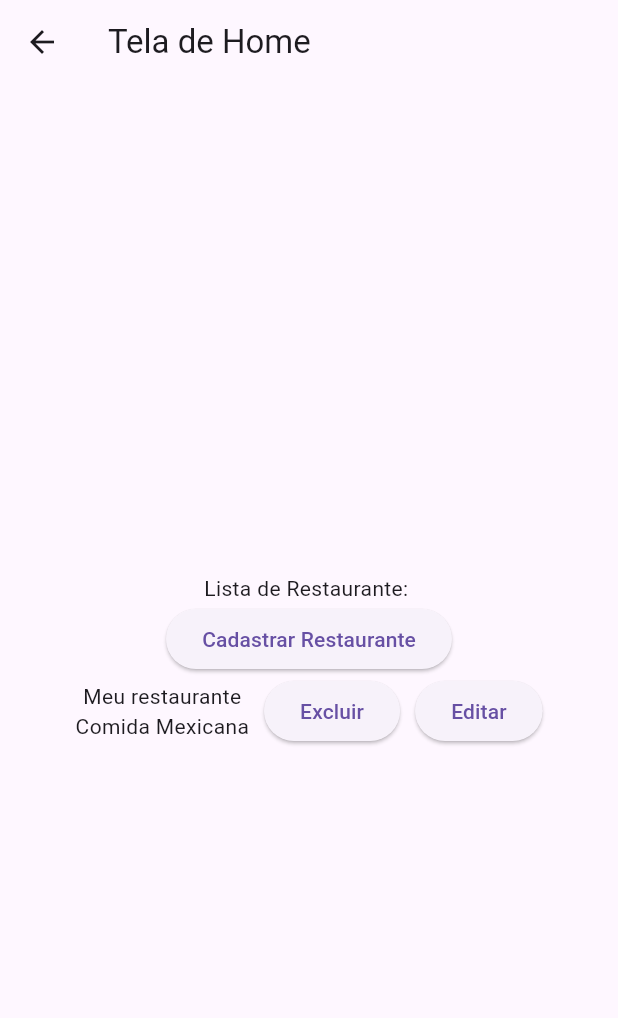
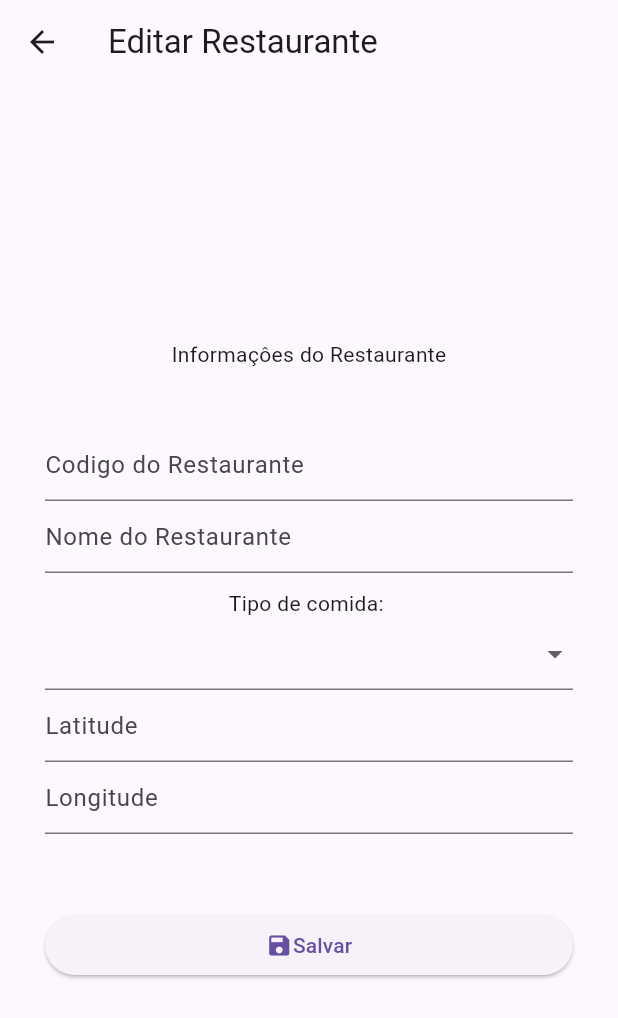
Before and after one commit to RobsonSilva19/mimpedir, a Flutter app: the TelaHome screen opened directly, after a tap on "Editar", on a phone screen of 412 x 824 dp. Shown: the top 1018 px of the screen. Run offline on Flutter 3.47's test engine with Material 3 defaults, Android fonts, the phone set to English and light mode, and no system bars; our stand-ins replace sqflite; accounts and stored records are empty.

Commit message:
criando a tela de Editar restaurante

```diff
--- /dev/null
+++ b/lib/tela_editar_restaurante.dart
@@ -0,0 +1,57 @@
+import 'package:flutter/material.dart';
+
+class TelaEditarRestaurante extends StatelessWidget {
+  TelaEditarRestaurante({super.key});
+
+  @override
+  Widget build(BuildContext context) {
+    return Scaffold(
+      appBar: AppBar(title: const Text("Editar Restaurante")),
+      body: Padding(padding: const EdgeInsets.all(30),
+        child: Column(
+          mainAxisAlignment: MainAxisAlignment.center,
+          children: [
+            Text("Informaçôes do Restaurante"),
+            SizedBox(height: 40),
+            TextFormField(
+              decoration: const InputDecoration(
+                  hintText: 'Codigo do Restaurante'),
+              validator: (String? value) {},
+            ),
+            TextFormField(
+              decoration: const InputDecoration(
+                  hintText: 'Nome do Restaurante'),
+              validator: (String? value) {},
+            ),
+            SizedBox(height: 10),
+            Text("Tipo de comida: "),
+            DropdownButtonFormField(
+                items: [
+                  DropdownMenuItem(value: "Japonesa", child: Text("Japonesa")),
+                  DropdownMenuItem(value: "Italiana", child: Text("Italiana")),
+                  DropdownMenuItem(
+                      value: "Brasileira", child: Text("Brasileira")),
+                ],
+                onChanged: (value) {}),
+            TextFormField(
+              decoration: const InputDecoration(hintText: 'Latitude'),
+              validator: (String? value) {},
+            ),
+            TextFormField(
+              decoration: const InputDecoration(hintText: 'Longitude'),
+              validator: (String? value) {},
+            ),
+            SizedBox(height: 50),
+            ElevatedButton(onPressed: () {}, child: Row(
+              mainAxisAlignment: MainAxisAlignment.center,
+              children: [
+                Icon(Icons.save),
+                Text("Salvar")
+              ],
+            ))
+          ],
+        ),
+      ),
+    );
+  }
+}
--- a/lib/tela_home.dart
+++ b/lib/tela_home.dart
@@ -1,5 +1,6 @@
 import 'package:flutter/material.dart';
 import 'package:mimpedir1/tela_cad_restaurante.dart';
+import 'package:mimpedir1/tela_editar_restaurante.dart';
 
 class TelaHome extends StatelessWidget{
   TelaHome({super.key});
@@ -28,7 +29,9 @@ class TelaHome extends StatelessWidget{
                 SizedBox(width: 10),
                 ElevatedButton(onPressed: (){}, child: Text("Excluir")),
                 SizedBox(width: 10),
-                ElevatedButton(onPressed: (){}, child: Text("Editar")),
+                ElevatedButton(onPressed: (){
+                  Navigator.push(context, MaterialPageRoute(builder: (context) => TelaEditarRestaurante()));
+                }, child: Text("Editar")),
               ],
             ),
           ],
```
